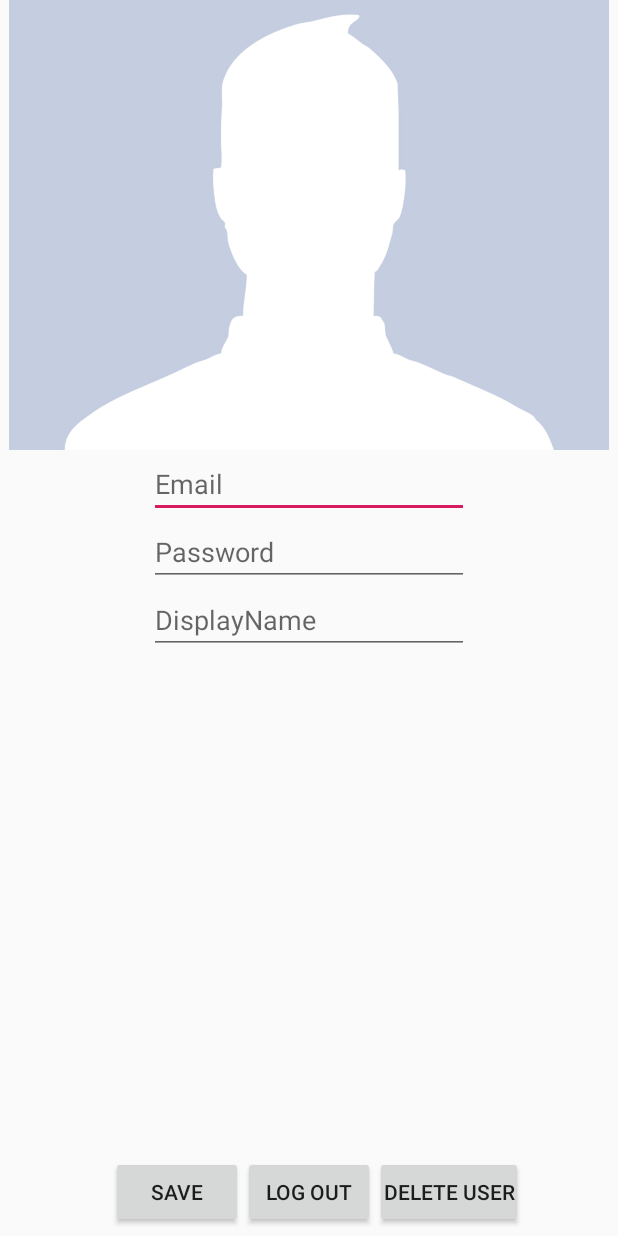
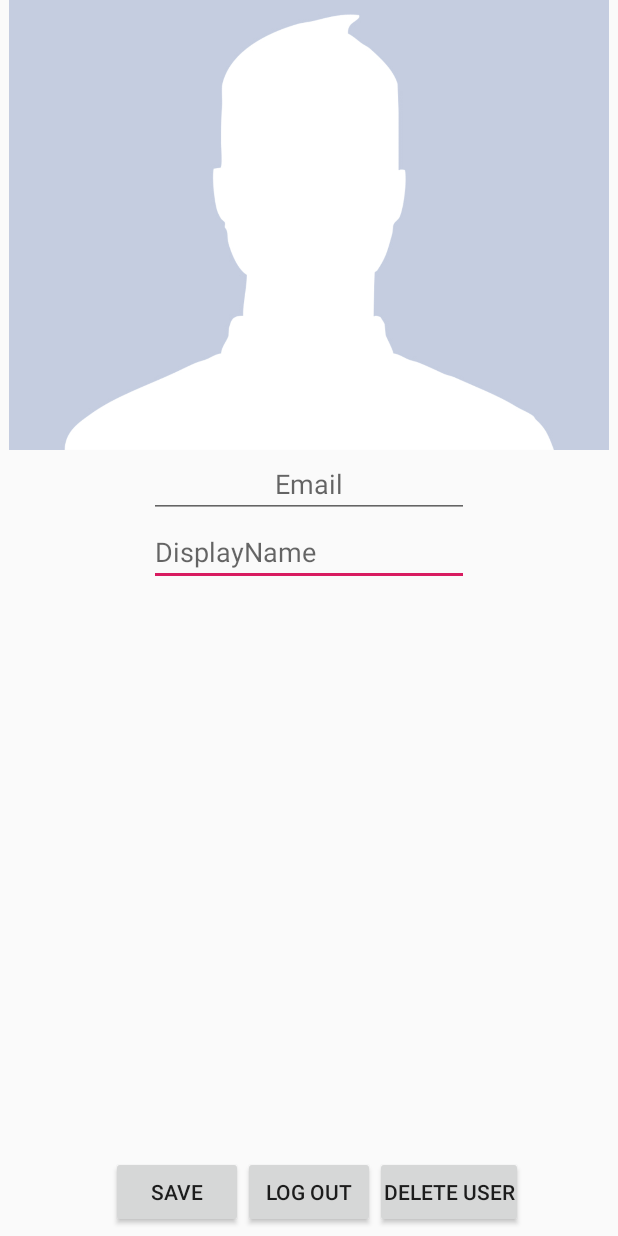
Before and after one commit to seelk89/MobileSaucyChat, an Android app: the UserPageActivity screen opened directly, with no data from a screen before it, on a phone screen of 412 x 824 dp. Run offline under Robolectric (Android 15) with nearby library versions, the phone set to English and light mode, and no system bars; our stand-ins replace Firebase (no records; nobody signed in at launch, a user with empty details on screens opened directly).

Commit message:
no password

```diff
--- a/app/src/main/java/com/example/mobilesaucychat/UserPageActivity.java
+++ b/app/src/main/java/com/example/mobilesaucychat/UserPageActivity.java
@@ -54,7 +54,7 @@ public class UserPageActivity extends AppCompatActivity {
     File mFile;
     String email, password, displayName;
     Toolbar mToolbar;
-    EditText etEmail, etPassword, etDisplayname;
+    EditText etEmail, etDisplayname;
     Button btnSave, btnLogout, btnDeleteUser;
     ImageView imgFriend;
     FirebaseAuth firebaseAuth;
@@ -93,7 +93,6 @@ public class UserPageActivity extends AppCompatActivity {
         btnLogout = findViewById(R.id.btnLogout);
         btnDeleteUser = findViewById(R.id.btnDeleteUser);
         etEmail = findViewById(R.id.etEmail);
-        etPassword = findViewById(R.id.etPassword);
         etDisplayname = findViewById(R.id.etDisplayName);
         imgFriend = findViewById(R.id.imgViewUser);
 
@@ -103,7 +102,6 @@ public class UserPageActivity extends AppCompatActivity {
             password = getIntent().getSerializableExtra(variables.PASSWORD_INFO).toString().trim();
 
             etEmail.append(email);
-            etPassword.append(password);
         } else {
             getCurrentUserData();
             etEmail.setText(firebaseAuth.getCurrentUser().getEmail());
--- a/app/src/main/res/layout/activity_user_page.xml
+++ b/app/src/main/res/layout/activity_user_page.xml
@@ -19,24 +19,17 @@
         android:layout_below="@+id/imgViewUser"
         android:layout_centerHorizontal="true"
         android:ems="10"
+        android:focusable="false"
         android:hint="@string/username"
-        android:inputType="textEmailAddress" />
+        android:inputType="textEmailAddress"
+        android:textAlignment="center" />
 
-    <EditText
-        android:id="@+id/etPassword"
-        android:layout_width="wrap_content"
-        android:layout_height="wrap_content"
-        android:layout_below="@+id/etEmail"
-        android:layout_centerHorizontal="true"
-        android:ems="10"
-        android:hint="@string/pass"
-        android:inputType="textPersonName" />
 
     <EditText
         android:id="@+id/etDisplayName"
         android:layout_width="wrap_content"
         android:layout_height="wrap_content"
-        android:layout_below="@+id/etPassword"
+        android:layout_below="@+id/etEmail"
         android:layout_centerHorizontal="true"
         android:ems="10"
         android:hint="@string/displayname"
```
